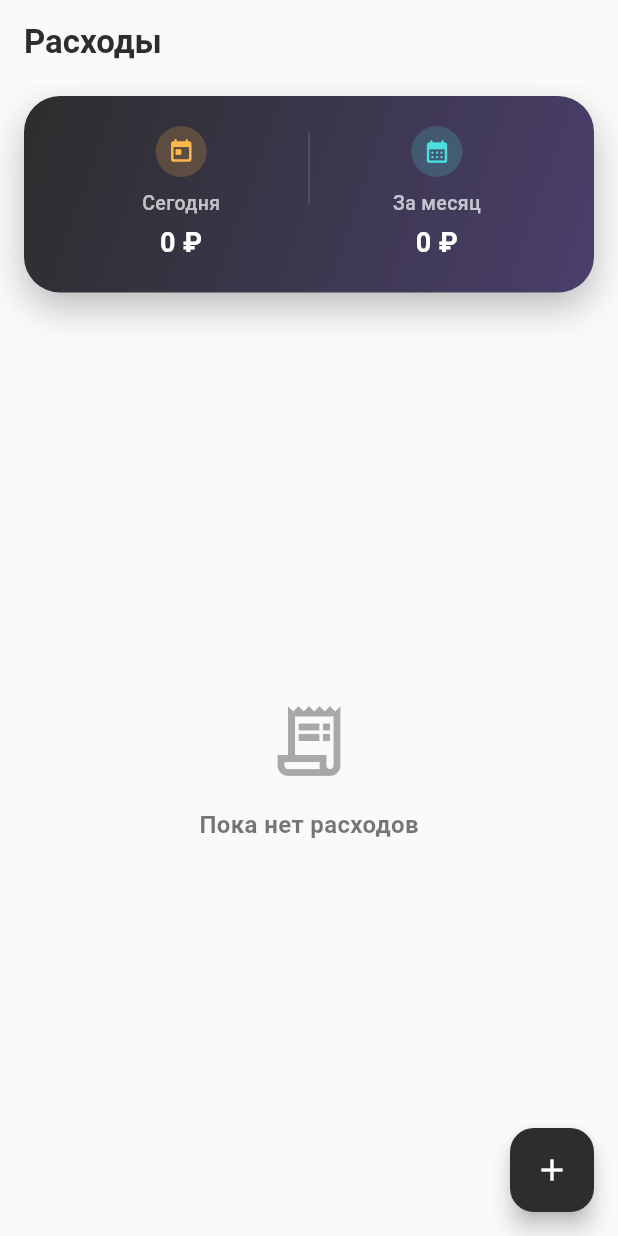
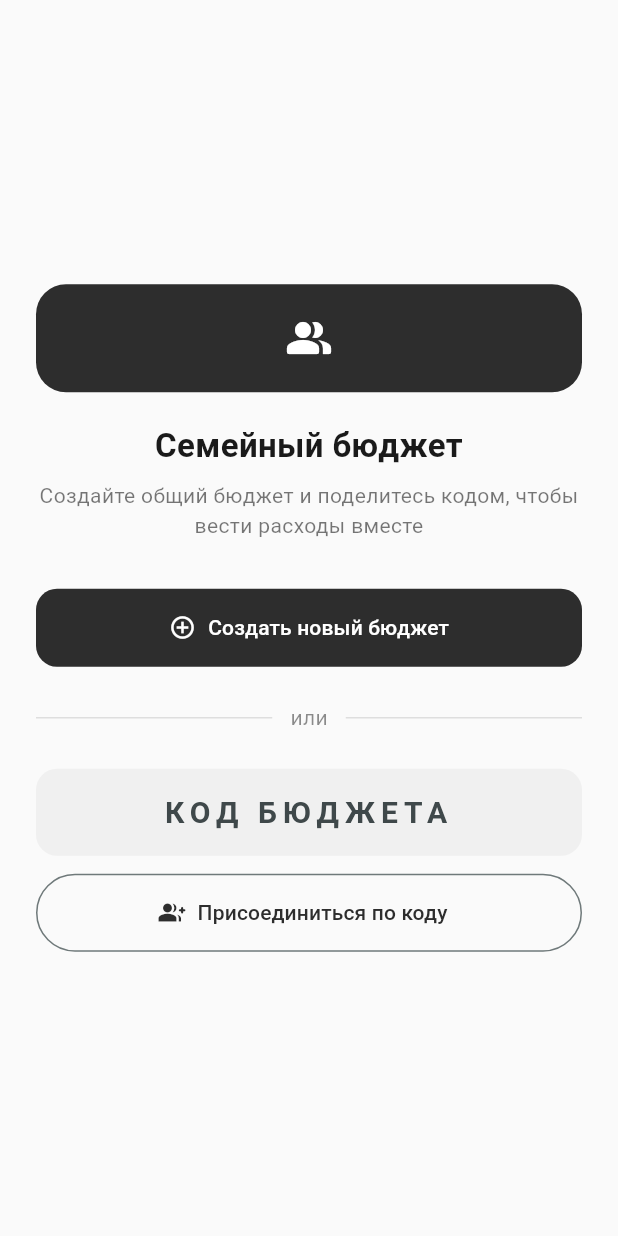
Before and after one commit to baboevazamatkz-create/Project, a Flutter app: the screen it shows after launch, on a phone screen of 412 x 824 dp. Run offline on Flutter 3.47's test engine with Material 3 defaults, Android fonts, the phone set to English and light mode, and no system bars; our stand-ins replace cloud_firestore, firebase_auth, firebase_core, shared_preferences; accounts and stored records are empty; network calls fail.

Commit message:
Add Firebase Firestore sync for shared household expenses
Replace local-only shared_preferences storage with Firestore so two
or more people can track expenses in the same list from separate
phones in real time. On first launch users create a household (a
short random code) or join an existing one by entering a partner's
code; expenses live at households/{code}/expenses and stream live via
StreamBuilder instead of a manually reloaded local list. Anonymous
Firebase Auth gates Firestore access per firestore.rules, and the
household code (shown again from the app bar) is the shared secret
that scopes a couple's data.

Requires the android/app/google-services.json checked in here (safe
to commit per Firebase's docs) and pasting firestore.rules into the
Firebase console's Firestore Rules tab.

Co-Authored-By: Claude Sonnet 5 <noreply@anthropic.com>
Claude-Session: https://claude.ai/code/session_01FGhFt6z7pbN8caMhjQJkXN

```diff
--- /dev/null
+++ b/lib/app_gate.dart
@@ -0,0 +1,49 @@
+import 'package:flutter/material.dart';
+
+import 'data/household_repository.dart';
+import 'screens/home_screen.dart';
+import 'screens/household_screen.dart';
+
+class AppGate extends StatefulWidget {
+  const AppGate({super.key});
+
+  @override
+  State<AppGate> createState() => _AppGateState();
+}
+
+class _AppGateState extends State<AppGate> {
+  final _repository = HouseholdRepository();
+  String? _householdCode;
+  bool _loading = true;
+
+  @override
+  void initState() {
+    super.initState();
+    _loadHouseholdCode();
+  }
+
+  Future<void> _loadHouseholdCode() async {
+    final code = await _repository.loadHouseholdCode();
+    if (!mounted) return;
+    setState(() {
+      _householdCode = code;
+      _loading = false;
+    });
+  }
+
+  @override
+  Widget build(BuildContext context) {
+    if (_loading) {
+      return const Scaffold(
+        body: Center(child: CircularProgressIndicator()),
+      );
+    }
+    final code = _householdCode;
+    if (code == null) {
+      return HouseholdScreen(
+        onReady: (newCode) => setState(() => _householdCode = newCode),
+      );
+    }
+    return HomeScreen(householdCode: code);
+  }
+}
--- a/lib/main.dart
+++ b/lib/main.dart
@@ -1,13 +1,20 @@
+import 'package:firebase_auth/firebase_auth.dart';
+import 'package:firebase_core/firebase_core.dart';
 import 'package:flutter/material.dart';
 import 'package:flutter_localizations/flutter_localizations.dart';
 import 'package:intl/date_symbol_data_local.dart';
 
-import 'screens/home_screen.dart';
+import 'app_gate.dart';
+import 'firebase_options.dart';
 import 'theme.dart';
 
 Future<void> main() async {
   WidgetsFlutterBinding.ensureInitialized();
   await initializeDateFormatting('ru');
+  await Firebase.initializeApp(options: DefaultFirebaseOptions.currentPlatform);
+  if (FirebaseAuth.instance.currentUser == null) {
+    await FirebaseAuth.instance.signInAnonymously();
+  }
   runApp(const ExpenseTrackerApp());
 }
 
@@ -29,7 +36,7 @@ class ExpenseTrackerApp extends StatelessWidget {
       theme: buildAppTheme(Brightness.light),
       darkTheme: buildAppTheme(Brightness.dark),
       themeMode: ThemeMode.system,
-      home: const HomeScreen(),
+      home: const AppGate(),
     );
   }
 }
--- a/lib/models/expense.dart
+++ b/lib/models/expense.dart
@@ -1,3 +1,5 @@
+import 'package:cloud_firestore/cloud_firestore.dart';
+
 import 'currency.dart';
 import 'expense_category.dart';
 
@@ -23,7 +25,7 @@ class Expense {
         'amount': amount,
         'category': category.storageKey,
         'note': note,
-        'date': date.toIso8601String(),
+        'date': Timestamp.fromDate(date),
         'currency': currency.storageKey,
       };
 
@@ -32,7 +34,7 @@ class Expense {
         amount: (json['amount'] as num).toDouble(),
         category: ExpenseCategoryX.fromStorageKey(json['category'] as String),
         note: json['note'] as String? ?? '',
-        date: DateTime.parse(json['date'] as String),
+        date: (json['date'] as Timestamp).toDate(),
         currency: AppCurrencyX.fromStorageKey(json['currency'] as String?),
       );
 }
--- /dev/null
+++ b/lib/screens/household_screen.dart
@@ -0,0 +1,222 @@
+import 'package:flutter/material.dart';
+import 'package:flutter/services.dart';
+
+import '../data/household_repository.dart';
+import '../theme.dart';
+
+class HouseholdScreen extends StatefulWidget {
+  final void Function(String code) onReady;
+
+  const HouseholdScreen({super.key, required this.onReady});
+
+  @override
+  State<HouseholdScreen> createState() => _HouseholdScreenState();
+}
+
+class _HouseholdScreenState extends State<HouseholdScreen> {
+  final _repository = HouseholdRepository();
+  final _codeController = TextEditingController();
+  bool _busy = false;
+  String? _errorText;
+
+  @override
+  void dispose() {
+    _codeController.dispose();
+    super.dispose();
+  }
+
+  Future<void> _createHousehold() async {
+    setState(() => _busy = true);
+    final code = HouseholdRepository.generateCode();
+    await _repository.saveHouseholdCode(code);
+    if (!mounted) return;
+    await _showCodeDialog(code);
+    if (!mounted) return;
+    widget.onReady(code);
+  }
+
+  Future<void> _showCodeDialog(String code) {
+    return showDialog<void>(
+      context: context,
+      barrierDismissible: false,
+      builder: (context) => AlertDialog(
+        title: const Text('Бюджет создан'),
+        content: Column(
+          mainAxisSize: MainAxisSize.min,
+          children: [
+            const Text('Отправьте этот код супруге/супругу, '
+                'чтобы вести бюджет вместе:'),
+            const SizedBox(height: 16),
+            Container(
+              width: double.infinity,
+              padding: const EdgeInsets.symmetric(vertical: 14),
+              decoration: BoxDecoration(
+                color: kAccentColor.withValues(alpha: 0.08),
+                borderRadius: BorderRadius.circular(14),
+              ),
+              child: Text(
+                code,
+                textAlign: TextAlign.center,
+                style: const TextStyle(
+                  fontSize: 24,
+                  fontWeight: FontWeight.w800,
+                  letterSpacing: 4,
+                ),
+              ),
+            ),
+          ],
+        ),
+        actions: [
+          TextButton.icon(
+            onPressed: () {
+              Clipboard.setData(ClipboardData(text: code));
+              ScaffoldMessenger.of(context).showSnackBar(
+                const SnackBar(content: Text('Код скопирован')),
+              );
+            },
+            icon: const Icon(Icons.copy_rounded, size: 18),
+            label: const Text('Скопировать'),
+          ),
+          ElevatedButton(
+            onPressed: () => Navigator.of(context).pop(),
+            child: const Text('Готово'),
+          ),
+        ],
+      ),
+    );
+  }
+
+  Future<void> _joinHousehold() async {
+    final code = _codeController.text.trim().toUpperCase();
+    if (code.length < 4) {
+      setState(() => _errorText = 'Введите код бюджета целиком');
+      return;
+    }
+    setState(() {
+      _busy = true;
+      _errorText = null;
+    });
+    await _repository.saveHouseholdCode(code);
+    if (!mounted) return;
+    widget.onReady(code);
+  }
+
+  @override
+  Widget build(BuildContext context) {
+    return Scaffold(
+      body: SafeArea(
+        child: Padding(
+          padding: const EdgeInsets.all(24),
+          child: Center(
+            child: SingleChildScrollView(
+              child: Column(
+                mainAxisSize: MainAxisSize.min,
+                crossAxisAlignment: CrossAxisAlignment.stretch,
+                children: [
+                  Container(
+                    width: 72,
+                    height: 72,
+                    alignment: Alignment.center,
+                    decoration: BoxDecoration(
+                      color: kAccentColor,
+                      borderRadius: BorderRadius.circular(20),
+                    ),
+                    child: const Icon(
+                      Icons.people_alt_rounded,
+                      color: Colors.white,
+                      size: 32,
+                    ),
+                  ),
+                  const SizedBox(height: 20),
+                  const Text(
+                    'Семейный бюджет',
+                    textAlign: TextAlign.center,
+                    style: TextStyle(fontSize: 22, fontWeight: FontWeight.w700),
+                  ),
+                  const SizedBox(height: 8),
+                  Text(
+                    'Создайте общий бюджет и поделитесь кодом, '
+                    'чтобы вести расходы вместе',
+                    textAlign: TextAlign.center,
+                    style: TextStyle(
+                      fontSize: 14,
+                      color: Theme.of(context)
+                          .textTheme
+                          .bodyMedium
+                          ?.color
+                          ?.withValues(alpha: 0.6),
+                    ),
+                  ),
+                  const SizedBox(height: 32),
+                  SizedBox(
+                    height: 52,
+                    child: ElevatedButton.icon(
+                      onPressed: _busy ? null : _createHousehold,
+                      icon: const Icon(Icons.add_circle_outline),
+                      label: const Text('Создать новый бюджет'),
+                    ),
+                  ),
+                  const SizedBox(height: 24),
+                  Row(
+                    children: [
+                      Expanded(child: Divider(color: Colors.grey.withValues(alpha: 0.3))),
+                      Padding(
+                        padding: const EdgeInsets.symmetric(horizontal: 12),
+                        child: Text(
+                          'или',
+                          style: TextStyle(
+                            color: Theme.of(context)
+                                .textTheme
+                                .bodyMedium
+                                ?.color
+                                ?.withValues(alpha: 0.5),
+                          ),
+                        ),
+                      ),
+                      Expanded(child: Divider(color: Colors.grey.withValues(alpha: 0.3))),
+                    ],
+                  ),
+                  const SizedBox(height: 24),
+                  TextField(
+                    controller: _codeController,
+                    textAlign: TextAlign.center,
+                    textCapitalization: TextCapitalization.characters,
+                    inputFormatters: [UpperCaseTextFormatter()],
+                    style: const TextStyle(
+                      fontSize: 20,
+                      fontWeight: FontWeight.w700,
+                      letterSpacing: 4,
+                    ),
+                    decoration: InputDecoration(
+                      hintText: 'КОД БЮДЖЕТА',
+                      errorText: _errorText,
+                    ),
+                  ),
+                  const SizedBox(height: 12),
+                  SizedBox(
+                    height: 52,
+                    child: OutlinedButton.icon(
+                      onPressed: _busy ? null : _joinHousehold,
+                      icon: const Icon(Icons.group_add_rounded),
+                      label: const Text('Присоединиться по коду'),
+                    ),
+                  ),
+                ],
+              ),
+            ),
+          ),
+        ),
+      ),
+    );
+  }
+}
+
+class UpperCaseTextFormatter extends TextInputFormatter {
+  @override
+  TextEditingValue formatEditUpdate(
+    TextEditingValue oldValue,
+    TextEditingValue newValue,
+  ) {
+    return newValue.copyWith(text: newValue.text.toUpperCase());
+  }
+}
--- a/lib/widgets/add_expense_sheet.dart
+++ b/lib/widgets/add_expense_sheet.dart
@@ -1,5 +1,6 @@
 import 'package:flutter/material.dart';
 import 'package:intl/intl.dart';
+import 'package:uuid/uuid.dart';
 
 import '../data/settings_repository.dart';
 import '../models/currency.dart';
@@ -67,7 +68,7 @@ class _AddExpenseSheetState extends State<AddExpenseSheet> {
 
     widget.onSubmit(
       Expense(
-        id: DateTime.now().microsecondsSinceEpoch.toString(),
+        id: const Uuid().v4(),
         amount: amount,
         category: _selectedCategory,
         note: _noteController.text.trim(),
--- a/pubspec.yaml
+++ b/pubspec.yaml
@@ -17,6 +17,9 @@ dependencies:
   shared_preferences: ^2.3.2
   intl: ^0.20.3
   uuid: ^4.5.1
+  firebase_core: ^3.8.0
+  firebase_auth: ^5.3.3
+  cloud_firestore: ^5.5.0
 
 dev_dependencies:
   flutter_test:
```
Also changed, not shown: lib/data/expense_repository.dart (+17 -14 lines), lib/data/household_repository.dart (added, +31 -0 lines), lib/screens/home_screen.dart (+98 -56 lines), lib/firebase_options.dart (added), pubspec.lock, 5 other files.
